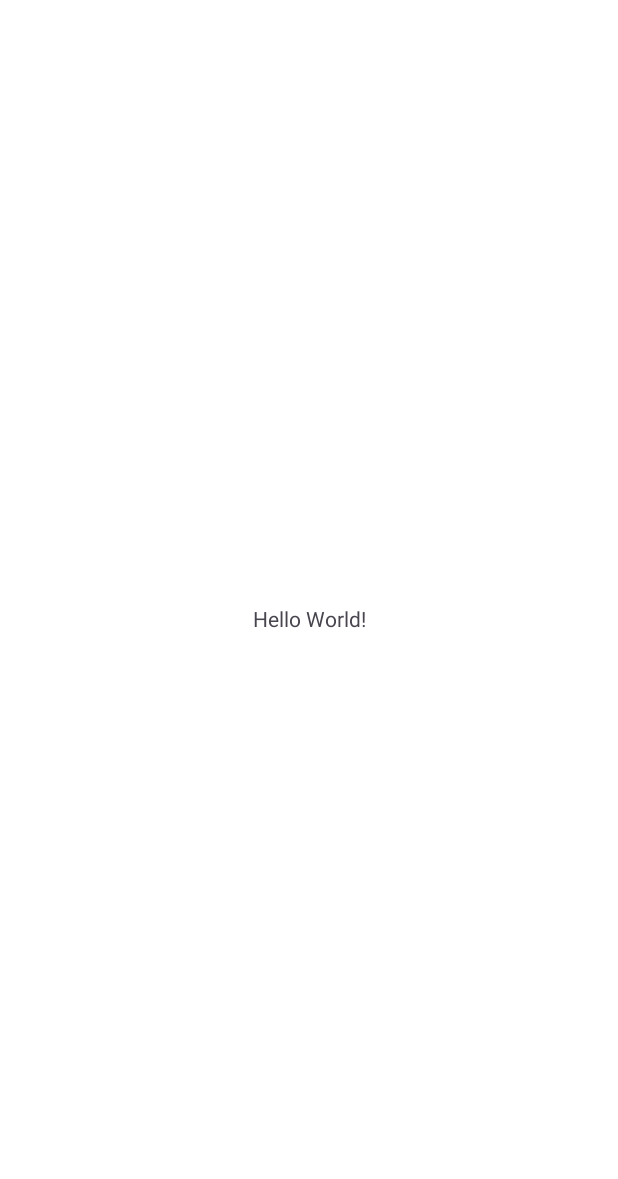
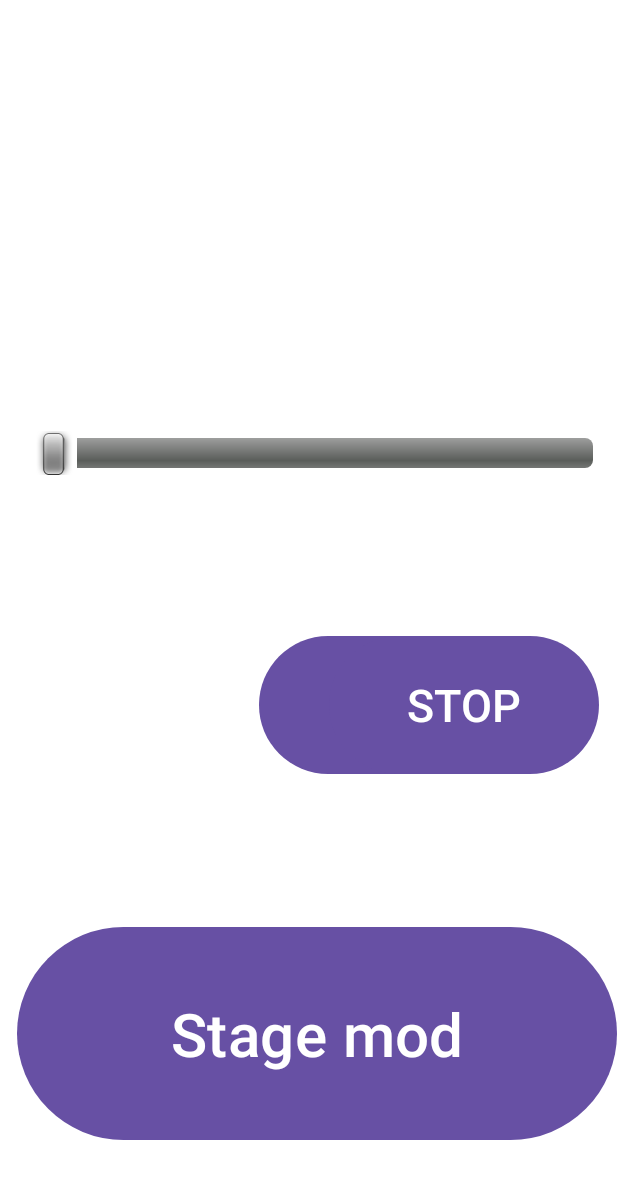
Before and after one commit to Woozy28/BipPipPipPip, an Android app: the screen it shows after launch (MainActivity), on a phone screen of 412 x 824 dp. Before the commit the part shown is almost empty. Shown: the top 1179 px of the screen. Run offline under Robolectric (Android 15) with nearby library versions, the phone set to English and light mode, and no system bars.

Commit message:
design +mp3

```diff
--- a/app/src/main/java/com/example/bippippippip/MainActivity.kt
+++ b/app/src/main/java/com/example/bippippippip/MainActivity.kt
@@ -1,5 +1,6 @@
 package com.example.bippippippip
 
+import android.media.MediaPlayer
 import androidx.appcompat.app.AppCompatActivity
 import android.os.Bundle
 
@@ -7,5 +8,8 @@ class MainActivity : AppCompatActivity() {
     override fun onCreate(savedInstanceState: Bundle?) {
         super.onCreate(savedInstanceState)
         setContentView(R.layout.activity_main)
+
+
+        MediaPlayer.create(this, R.raw.Click)
     }
 }
--- a/app/src/main/res/layout/activity_main.xml
+++ b/app/src/main/res/layout/activity_main.xml
@@ -7,13 +7,73 @@
     android:background="#FFFFFF"
     tools:context=".MainActivity">
 
-    <TextView
-        android:layout_width="wrap_content"
-        android:layout_height="wrap_content"
-        android:text="Hello World!"
+    <Button
+        android:layout_width="400dp"
+        android:layout_height="150dp"
+        android:layout_marginBottom="60dp"
+        android:text="Stage mod"
+        android:textSize="40dp"
         app:layout_constraintBottom_toBottomOf="parent"
         app:layout_constraintEnd_toEndOf="parent"
+        app:layout_constraintHorizontal_bias="0.931"
+        app:layout_constraintStart_toStartOf="parent" />
+
+    <Button
+        android:id="@+id/button3"
+        android:layout_width="180dp"
+        android:layout_height="100dp"
+        android:layout_marginBottom="304dp"
+        android:text="PLAY"
+        android:textSize="30dp"
+        app:layout_constraintBottom_toBottomOf="parent"
+        app:layout_constraintEnd_toEndOf="parent"
+        app:layout_constraintHorizontal_bias="0.745"
+        app:layout_constraintStart_toStartOf="parent" />
+
+    <Button
+        android:id="@+id/button4"
+        android:layout_width="180dp"
+        android:layout_height="100dp"
+        android:layout_marginBottom="304dp"
+        android:text="STOP"
+        android:textSize="30dp"
+        app:layout_constraintBottom_toBottomOf="parent"
+        app:layout_constraintEnd_toEndOf="parent"
+        app:layout_constraintHorizontal_bias="0.945"
+        app:layout_constraintStart_toStartOf="parent" />
+
+    <SeekBar
+        android:id="@+id/seekBar3"
+        style="@android:style/Widget.SeekBar"
+        android:layout_width="400dp"
+        android:layout_height="100dp"
+        android:layout_marginBottom="472dp"
+        android:scrollbarStyle="insideInset"
+        app:layout_constraintBottom_toBottomOf="parent"
+        app:layout_constraintEnd_toEndOf="parent"
+        app:layout_constraintHorizontal_bias="0.93"
+        app:layout_constraintStart_toStartOf="parent" />
+
+    <EditText
+        android:id="@+id/editTextText"
+        android:layout_width="400dp"
+        android:layout_height="wrap_content"
+        android:layout_marginStart="820dp"
+        android:ems="10"
+        android:inputType="number"
+        android:maxLength="3"
+        android:text="100"
+        android:textAlignment="center"
+        android:textSize="40dp"
+        app:layout_constraintBottom_toBottomOf="parent"
         app:layout_constraintStart_toStartOf="parent"
-        app:layout_constraintTop_toTopOf="parent" />
+        app:layout_constraintTop_toTopOf="parent"
+        app:layout_constraintVertical_bias="0.111" />
+
+    <GridView
+        android:layout_width="600dp"
+        android:layout_height="500dp"
+        tools:layout_editor_absoluteX="82dp"
+        tools:layout_editor_absoluteY="81dp" />
 
 </androidx.constraintlayout.widget.ConstraintLayout>
```
Also changed, not shown: 1 other file.
